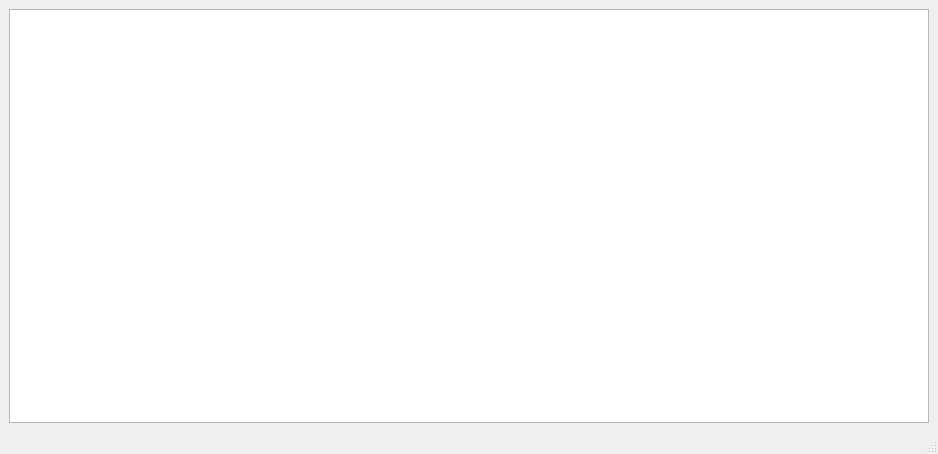
mc-lay/coffee, file main.ui: the form before one commit.
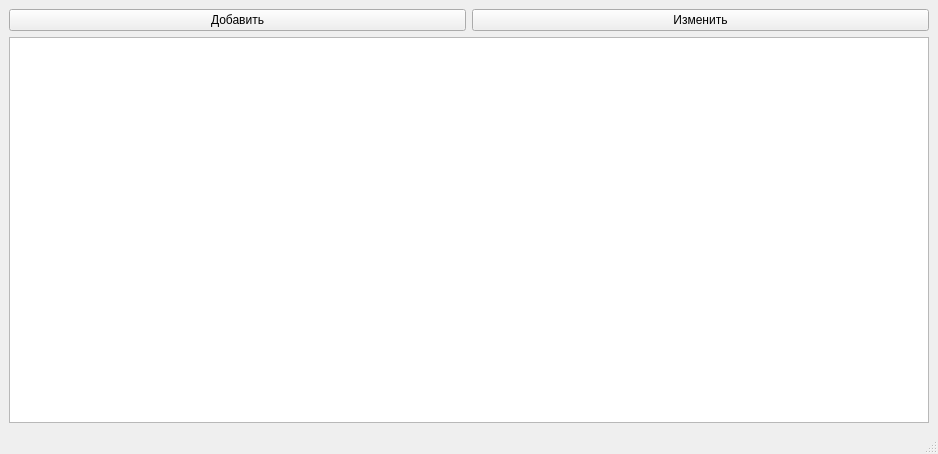
The form after the commit.

Diff of the .ui file:
```diff
--- a/main.ui
+++ b/main.ui
@@ -14,9 +14,27 @@
    <string>MainWindow</string>
   </property>
   <widget class="QWidget" name="centralwidget">
-   <layout class="QHBoxLayout" name="horizontalLayout">
+   <layout class="QVBoxLayout" name="verticalLayout">
     <item>
-     <widget class="QTableWidget" name="tableWidget"/>
+     <layout class="QGridLayout" name="gridLayout">
+      <item row="0" column="0">
+       <widget class="QPushButton" name="pushButton">
+        <property name="text">
+         <string>Добавить</string>
+        </property>
+       </widget>
+      </item>
+      <item row="0" column="1">
+       <widget class="QPushButton" name="pushButton_2">
+        <property name="text">
+         <string>Изменить</string>
+        </property>
+       </widget>
+      </item>
+      <item row="1" column="0" colspan="2">
+       <widget class="QTableWidget" name="tableWidget"/>
+      </item>
+     </layout>
     </item>
    </layout>
   </widget>
```
